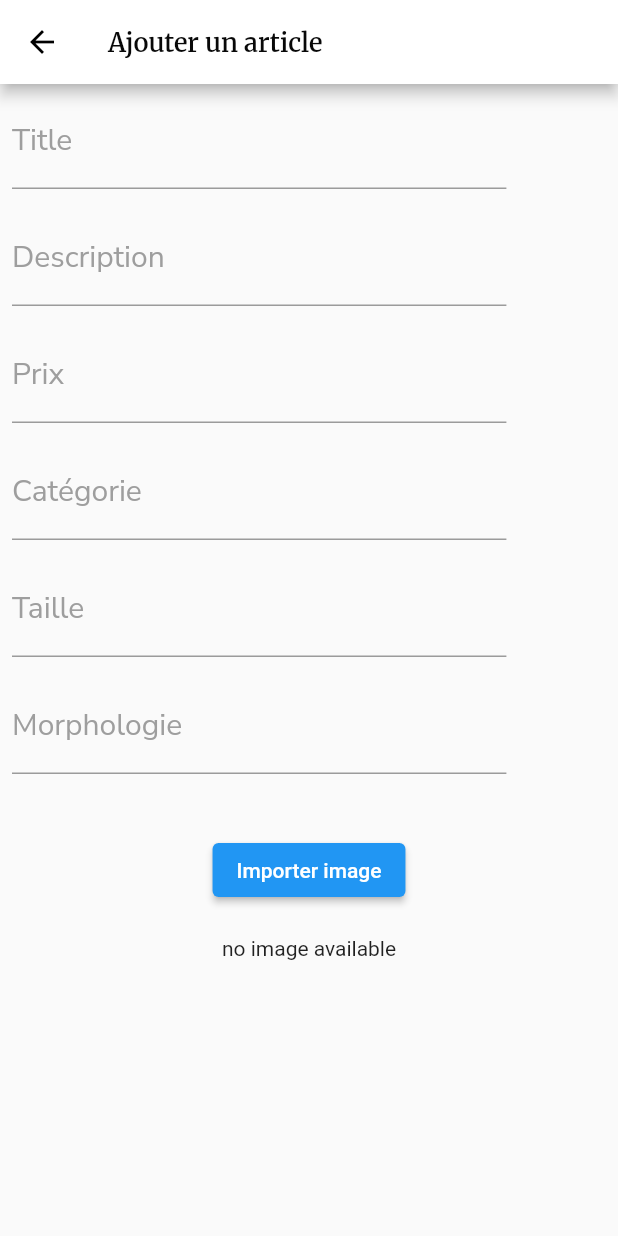
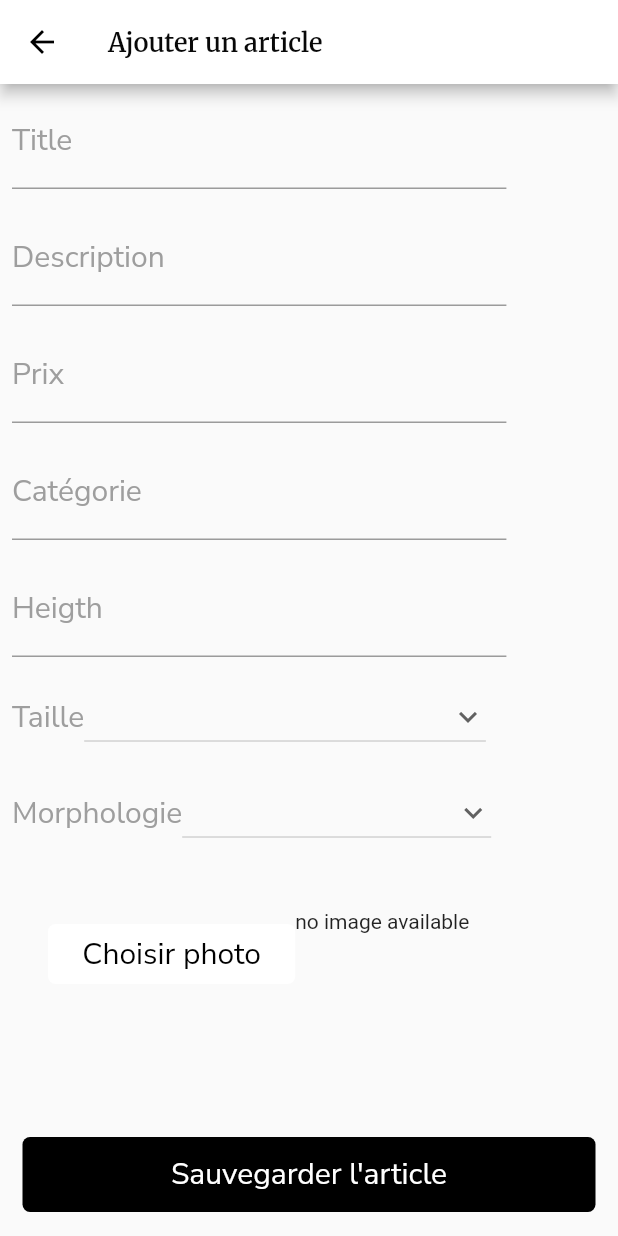
Before and after one commit to hichamrox/lookmefront, a Flutter app: the AddOfferPage screen opened directly, on a phone screen of 412 x 824 dp. Run offline on Flutter 3.47's test engine with Material 2 defaults, Android fonts, the light colour scheme and no system bars; our stand-ins replace dio, fluttertoast, google_fonts, image_picker, shared_preferences, socket_io_client; accounts and stored records are empty; network calls fail.

Commit message:
add offer + add Address ok

```diff
--- a/lib/components/filePcker.dart
+++ b/lib/components/filePcker.dart
@@ -4,6 +4,8 @@ import 'package:dio/dio.dart';
 import 'package:flutter/material.dart';
 import 'package:flutter/services.dart';
 import 'package:image_picker/image_picker.dart';
+import 'package:lookmefront/components/button.dart';
+import 'package:shared_preferences/shared_preferences.dart';
 
 class FilesPicker extends StatefulWidget {
   const FilesPicker({Key? key}) : super(key: key);
@@ -14,6 +16,11 @@ class FilesPicker extends StatefulWidget {
 
 class _FilesPickerState extends State<FilesPicker> {
   File? image;
+  String? imageURL;
+  addStringToSF(imageUrl) async {
+    SharedPreferences prefs = await SharedPreferences.getInstance();
+    prefs.setString('image', imageUrl);
+  }
 
   Future upload() async {
     if (image == null)
@@ -28,7 +35,8 @@ class _FilesPickerState extends State<FilesPicker> {
       try {
         var response = await dio
             .post('https://flutterauth10.herokuapp.com/upload', data: formData);
-        print(response.data);
+        var res = (response.data.toString().split(" ")[1]);
+        addStringToSF(res);
       } on DioError catch (e) {
         return ("e");
       }
@@ -37,15 +45,14 @@ class _FilesPickerState extends State<FilesPicker> {
 
   @override
   Widget build(BuildContext context) {
+    Size size = MediaQuery.of(context).size;
     return Container(
       constraints: BoxConstraints(maxWidth: 400),
       padding: EdgeInsets.all(32),
       alignment: Alignment.center,
-      child: Column(
+      child: Row(
         children: [
-          ElevatedButton(
-            child: Text("Importer image"),
-            onPressed: () async {
+          Button("Choisir photo", false, true, size.width * 0.4, 40, () async {
             try {
               final image =
                   await ImagePicker().pickImage(source: ImageSource.gallery);
@@ -56,19 +63,17 @@ class _FilesPickerState extends State<FilesPicker> {
             } on PlatformException catch (e) {
               print('Failed to pick image $e');
             }
-            },
+          }, 5),
+          Container(
+            height: 60,
+            child: image != null
+                ? Image.file(
+                    image!,
+                  )
+                : Text("no image available"),
           ),
-          SizedBox(
-            height: 20,
-          ),
-          image != null ? Image.file(image!) : Text("no image available"),
         ],
       ),
     );
   }
 }
-
-// FilePickerResult? result = await FilePicker.platform.pickFiles();
-//           if (result == null) return;
-//           PlatformFile file = result.files.single;
-//           upload(file);
--- a/lib/pages/addOffer.dart
+++ b/lib/pages/addOffer.dart
@@ -1,9 +1,13 @@
 import 'package:flutter/material.dart';
 import 'package:google_fonts/google_fonts.dart';
 import 'package:lookmefront/components/filePcker.dart';
+import 'package:lookmefront/pages/locationList.dart';
 import 'package:lookmefront/pages/profile.dart';
+import 'package:shared_preferences/shared_preferences.dart';
 
+import '../components/button.dart';
 import '../components/formInput.dart';
+import '../services/authservices.dart';
 
 class AddOfferPage extends StatefulWidget {
   @override
@@ -11,12 +15,17 @@ class AddOfferPage extends StatefulWidget {
 }
 
 class _AddOfferPageState extends State<AddOfferPage> {
-  late String title;
-  late String description;
-  late String cost;
-  late String size1;
-  late String category;
-  late String morphology;
+  getStringToSF() async {
+    SharedPreferences prefs = await SharedPreferences.getInstance();
+    String? image = prefs.getString('image');
+    print(image);
+    return image;
+  }
+
+  var title, description, cost, size1, height, category, morphology;
+  List<String> morphologys = ["A", "V", "H", "8"];
+  List<String> sizes = ["XS", "S", "M", "L", "XL", "XXL"];
+
   @override
   Widget build(BuildContext context) {
     Size size = MediaQuery.of(context).size;
@@ -86,29 +95,112 @@ class _AddOfferPageState extends State<AddOfferPage> {
             Padding(
               padding: const EdgeInsets.all(8.0),
               child: FormInput(
-                "Taille",
+                "Heigth",
                 size.width * 0.8,
                 (value) {
                   setState(() {
-                    size1 = value;
+                    height = value;
                   });
                 },
               ),
             ),
             Padding(
               padding: const EdgeInsets.all(8.0),
-              child: FormInput(
-                "Morphologie",
-                size.width * 0.8,
-                (value) {
-                  // print(description);
-                  setState(() {
-                    morphology = value;
-                  });
-                },
+              child: Row(
+                mainAxisAlignment: MainAxisAlignment.start,
+                children: [
+                  Text(
+                    "Taille",
+                    style: GoogleFonts.nunitoSans(
+                        color: Colors.grey,
+                        fontWeight: FontWeight.w400,
+                        fontSize: 20),
+                  ),
+                  Container(
+                    width: size.width * 0.65,
+                    child: DropdownButton(
+                      //size.width * 0.4,
+                      isExpanded: true,
+                      value: size1,
+                      icon: Icon(Icons.keyboard_arrow_down),
+                      items: sizes.map((String items) {
+                        return DropdownMenuItem(
+                            value: items, child: Text(items));
+                      }).toList(),
+                      onChanged: (newValue) {
+                        setState(() {
+                          size1 = newValue;
+                        });
+                      },
+                    ),
+                  ),
+                ],
               ),
             ),
-            FilesPicker()
+            Padding(
+              padding: const EdgeInsets.all(8.0),
+              child: Row(
+                mainAxisAlignment: MainAxisAlignment.start,
+                children: [
+                  Text(
+                    "Morphologie",
+                    style: GoogleFonts.nunitoSans(
+                        color: Colors.grey,
+                        fontWeight: FontWeight.w400,
+                        fontSize: 20),
+                  ),
+                  Container(
+                    width: size.width * 0.5,
+                    child: DropdownButton(
+                      //size.width * 0.4,
+                      isExpanded: true,
+                      value: morphology,
+                      icon: Icon(Icons.keyboard_arrow_down),
+                      items: morphologys.map((String items) {
+                        return DropdownMenuItem(
+                            value: items, child: Text(items));
+                      }).toList(),
+                      onChanged: (newValue) {
+                        setState(() {
+                          morphology = newValue;
+                        });
+                      },
+                    ),
+                  ),
+                ],
+              ),
+            ),
+            FilesPicker(),
+            Padding(
+              padding: const EdgeInsets.only(top: 60.0, left: 15, right: 15),
+              child: Button(
+                  "Sauvegarder l'article", true, true, size.width * 0.8, 50,
+                  () async {
+                var data = await AuthService()
+                    .getOffreById('629032e2b4b3b5c4d33eeb77');
+                AuthService()
+                    .addOffer(
+                        '629032e2b4b3b5c4d33eeb77',
+                        title,
+                        description,
+                        cost,
+                        size1,
+                        morphology,
+                        height,
+                        category,
+                        await getStringToSF())
+                    .then((val) {
+                  if (val.data['success']) {
+                    Navigator.push(
+                      context,
+                      MaterialPageRoute(
+                        builder: (context) => LocationListPage(),
+                      ),
+                    );
+                  }
+                });
+              }, 5),
+            )
           ],
         ));
   }
--- a/lib/services/authservices.dart
+++ b/lib/services/authservices.dart
@@ -74,7 +74,7 @@ class AuthService {
 
   addAdress(userId, adress, cp, city) async {
     return await dio.post('https://flutterauth10.herokuapp.com/addAdress',
-        data: {"userId": userId, "adress": adress, "cp": cp, "city": city},
+        data: {"id": userId, "adress": adress, "cp": cp, "city": city},
         options: Options(contentType: Headers.formUrlEncodedContentType));
   }
 
```
Also changed, not shown: lib/pages/addAddress.dart (+35 -23 lines), pubspec.lock, 1 other file. Lines whose indentation alone changed are shown as unchanged.
